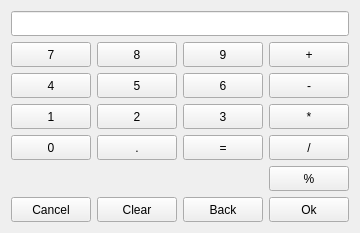
This is plugins/Commands/Calculator/calculatorwidget.ui in KDE/simon as Qt 5 draws it before an edit. The edited form follows.
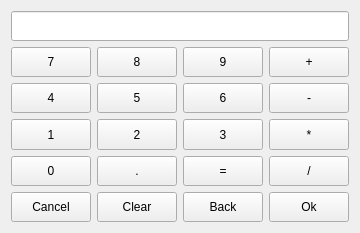
This is the edited form. Custom widgets are drawn as their Qt base class.

Commit message: Delete percent function in the calculator plugin

```diff
--- a/plugins/Commands/Calculator/calculatorwidget.ui
+++ b/plugins/Commands/Calculator/calculatorwidget.ui
@@ -218,7 +218,7 @@
      </property>
     </widget>
    </item>
-   <item row="6" column="3">
+   <item row="5" column="3">
     <widget class="KPushButton" name="pbOk">
      <property name="sizePolicy">
       <sizepolicy hsizetype="Minimum" vsizetype="Minimum">
@@ -257,7 +257,7 @@
      </property>
     </widget>
    </item>
-   <item row="6" column="0">
+   <item row="5" column="0">
     <widget class="KPushButton" name="pbCancel">
      <property name="sizePolicy">
       <sizepolicy hsizetype="Minimum" vsizetype="Minimum">
@@ -270,7 +270,7 @@
      </property>
     </widget>
    </item>
-   <item row="6" column="1">
+   <item row="5" column="1">
     <widget class="KPushButton" name="pbClear">
      <property name="sizePolicy">
       <sizepolicy hsizetype="Minimum" vsizetype="Minimum">
@@ -283,7 +283,7 @@
      </property>
     </widget>
    </item>
-   <item row="6" column="2">
+   <item row="5" column="2">
     <widget class="KPushButton" name="pbBack">
      <property name="sizePolicy">
       <sizepolicy hsizetype="Minimum" vsizetype="Minimum">
@@ -296,19 +296,6 @@
      </property>
     </widget>
    </item>
-   <item row="5" column="3">
-    <widget class="QPushButton" name="pbPercent">
-     <property name="sizePolicy">
-      <sizepolicy hsizetype="Minimum" vsizetype="Minimum">
-       <horstretch>0</horstretch>
-       <verstretch>0</verstretch>
-      </sizepolicy>
-     </property>
-     <property name="text">
-      <string>%</string>
-     </property>
-    </widget>
-   </item>
   </layout>
  </widget>
  <customwidgets>
```
The commit also changes 2 other files.
